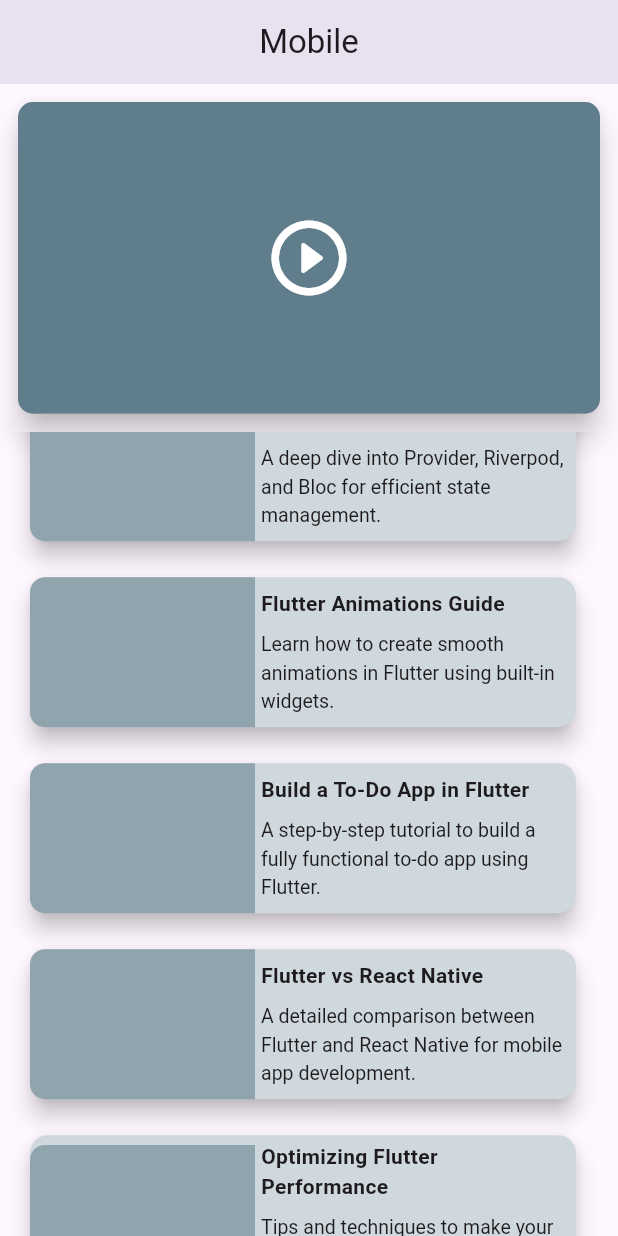
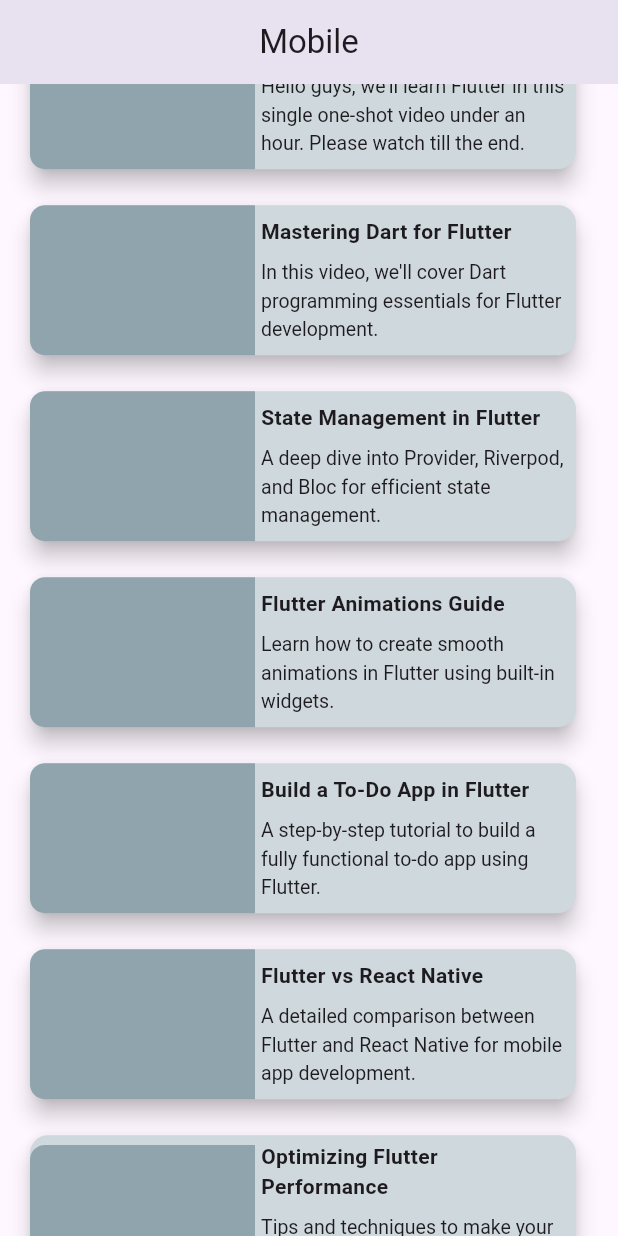
Before and after one commit to tejastidake-coditas/app_7, a Flutter app: the screen it shows after launch, scrolled down 287 dp, on a phone screen of 412 x 824 dp. Run offline on Flutter 3.47's test engine with Material 3 defaults, Android fonts, the phone set to English and light mode, and no system bars.

Commit message:
Worked on Desktop Screen

```diff
--- a/lib/pages/desktopScreen.dart
+++ b/lib/pages/desktopScreen.dart
@@ -1,3 +1,4 @@
+import 'package:app_7/util/recommendedVideos.dart';
 import 'package:flutter/material.dart';
 
 class DesktopScreen extends StatefulWidget {
@@ -8,6 +9,49 @@ class DesktopScreen extends StatefulWidget {
 }
 
 class _DesktopScreenState extends State<DesktopScreen> {
+  List videoList = [
+    [
+      "Learn Flutter in 1Hr",
+      "Hello guys, we'll learn Flutter in this single one-shot video under an hour. Please watch till the end."
+    ],
+    [
+      "Mastering Dart for Flutter",
+      "In this video, we'll cover Dart programming essentials for Flutter development."
+    ],
+    [
+      "State Management in Flutter",
+      "A deep dive into Provider, Riverpod, and Bloc for efficient state management."
+    ],
+    [
+      "Flutter Animations Guide",
+      "Learn how to create smooth animations in Flutter using built-in widgets."
+    ],
+    [
+      "Build a To-Do App in Flutter",
+      "A step-by-step tutorial to build a fully functional to-do app using Flutter."
+    ],
+    [
+      "Flutter vs React Native",
+      "A detailed comparison between Flutter and React Native for mobile app development."
+    ],
+    [
+      "Optimizing Flutter Performance",
+      "Tips and techniques to make your Flutter app faster and more efficient."
+    ],
+    [
+      "Integrate Firebase with Flutter",
+      "Learn how to integrate Firebase for authentication, database, and storage in Flutter apps."
+    ],
+    [
+      "Building UI with Flutter",
+      "Best practices for creating stunning UI designs with Flutter's widget system."
+    ],
+    [
+      "Deploying Flutter Apps",
+      "Guide on publishing your Flutter apps to the Play Store and App Store."
+    ],
+  ];
+
   @override
   Widget build(BuildContext context) {
     return Scaffold(
@@ -15,6 +59,44 @@ class _DesktopScreenState extends State<DesktopScreen> {
         title: Text("Desktop"),
         centerTitle: true,
       ),
+      body: Row(
+        crossAxisAlignment: CrossAxisAlignment.start,
+          children: [
+        Expanded(
+          flex: 6,
+          child: AspectRatio(
+            aspectRatio: 16 / 9,
+              child: Padding(
+                padding: const EdgeInsets.all(8.0),
+                child: Card(
+                  elevation: 8,
+                  child: Container(
+                    // width: MediaQuery.of(context).size.width,
+                    // height: 300,
+                    decoration: BoxDecoration(
+                        color: Colors.blueGrey,
+                        borderRadius: BorderRadius.all(Radius.circular(10))),
+                    child: Icon(
+                      Icons.play_circle_outline_rounded,
+                      size: 60,
+                      color: Colors.white,
+                    ),
+                  ),
+
+              ),
+            ),
+          ),
+        ),
+        Expanded(
+          flex: 3,
+          child: ListView.builder(
+              itemCount: videoList.length,
+              itemBuilder: (context, index) => ListTile(
+                    title: RecommendedVideos(
+                        videoList[index][0], videoList[index][1]),
+                  )),
+        )
+      ]),
     );
   }
 }
--- a/lib/pages/mobileScreen.dart
+++ b/lib/pages/mobileScreen.dart
@@ -30,9 +30,10 @@ class _MobileScreenState extends State<MobileScreen> {
         title: Text("Mobile"),
         centerTitle: true,
       ),
-      body: Column(
-        children: [
-          AspectRatio(
+      body: SingleChildScrollView(
+        child: Column(
+          children: [
+            AspectRatio(
               aspectRatio: 16 / 9,
               child: Padding(
                 padding: const EdgeInsets.all(8.0),
@@ -41,17 +42,26 @@ class _MobileScreenState extends State<MobileScreen> {
                   child: Container(
                     width: MediaQuery.of(context).size.width,
                     height: 300,
-                    decoration: BoxDecoration(color: Colors.blueGrey, borderRadius: BorderRadius.all(Radius.circular(10))),
-                    child: Icon(Icons.play_circle_outline_rounded, size: 60, color: Colors.white,),
+                    decoration: BoxDecoration(
+                      color: Colors.blueGrey,
+                      borderRadius: BorderRadius.all(Radius.circular(10)),
+                    ),
+                    child: Icon(Icons.play_circle_outline_rounded, size: 60, color: Colors.white),
                   ),
                 ),
-              )),
-          Expanded(
-            child: ListView.builder(itemCount: videoList.length, itemBuilder: (context, index) => ListTile(
-              title: RecommendedVideos(videoList[index][0], videoList[index][1],)
-            )),
-          )
-        ],
+              ),
+            ),
+            SizedBox(
+              height: MediaQuery.of(context).size.height,
+              child: ListView.builder(
+                itemCount: videoList.length,
+                itemBuilder: (context, index) => ListTile(
+                  title: RecommendedVideos(videoList[index][0], videoList[index][1]),
+                ),
+              ),
+            )
+          ],
+        ),
       ),
     );
   }
--- a/lib/util/responsiveLayout.dart
+++ b/lib/util/responsiveLayout.dart
@@ -8,7 +8,7 @@ class ResponsiveLayout extends StatelessWidget {
   @override
   Widget build(BuildContext context) {
     return LayoutBuilder(builder: (context, constraints){
-      if (constraints.maxWidth > 600) {
+      if (constraints.maxWidth > 1000) {
         return desktopScreen;
       } else {
         return mobileScreen;
```
